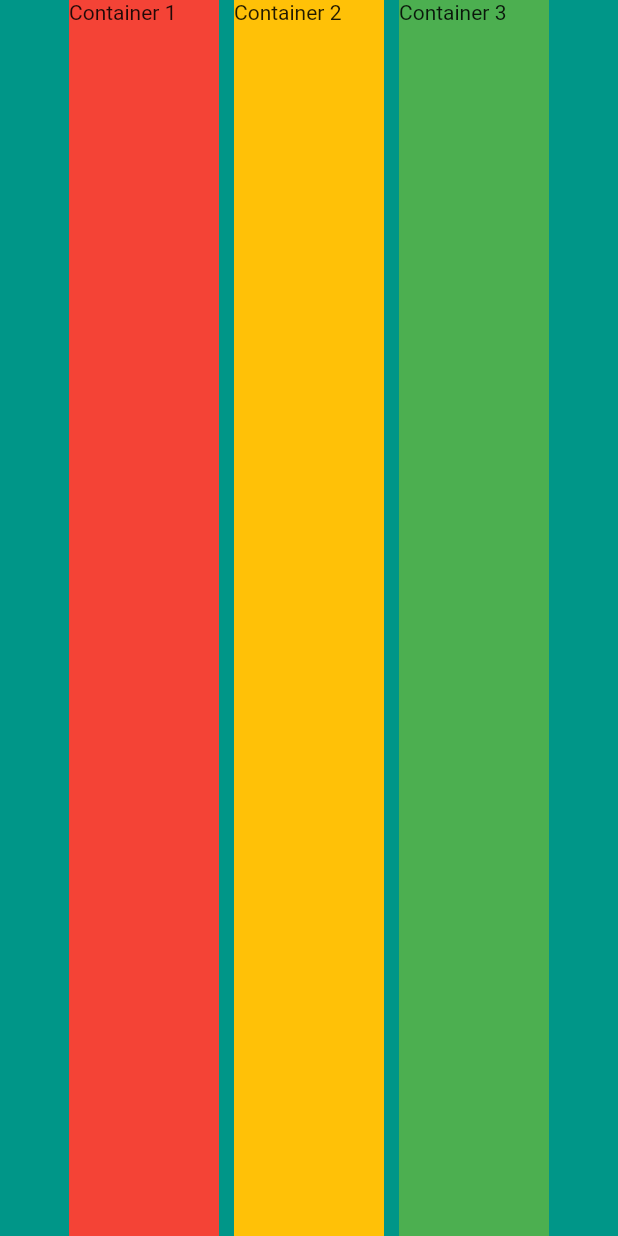
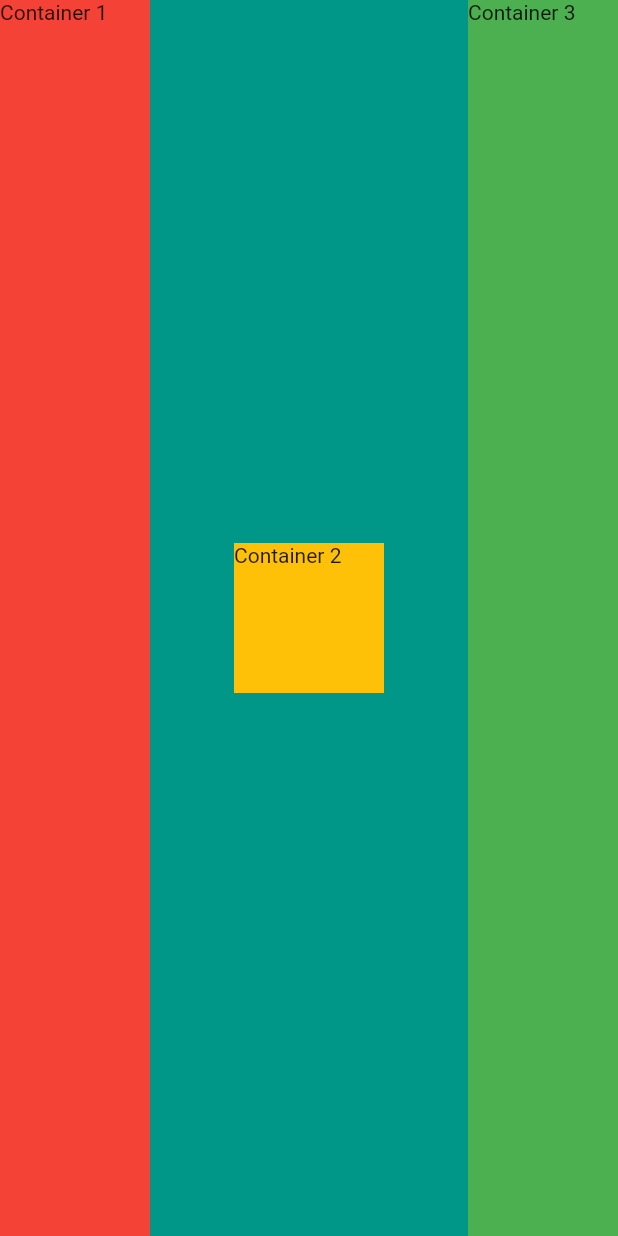
Before and after one commit to lacj2000/layout_formatacao, a Flutter app: the screen it shows after launch, on a phone screen of 412 x 824 dp. Run offline on Flutter 3.47's test engine with Material 2 defaults, Android fonts, the phone set to English and light mode, and no system bars.

Commit message:
Questão 3

```diff
--- a/lib/main.dart
+++ b/lib/main.dart
@@ -12,17 +12,15 @@ class MyApp extends StatelessWidget {
         backgroundColor: Colors.teal,
         body: SafeArea(
           child: Row(
-            mainAxisAlignment: MainAxisAlignment.center,
+            mainAxisAlignment: MainAxisAlignment.spaceBetween,
             crossAxisAlignment: CrossAxisAlignment.stretch,
             children: <Widget>[
               buildContainer('Container 1', Colors.red),
-              SizedBox(
-                width: 10,
-              ),
-              buildContainer('Container 2', Colors.amber),
-              SizedBox(
-                width: 10,
-              ),
+              Column(
+                  mainAxisAlignment: MainAxisAlignment.center,
+                  children: <Widget>[
+                    buildContainer('Container 2', Colors.amber)
+                  ]),
               buildContainer('Container 3', Colors.green),
             ],
           ),
```
